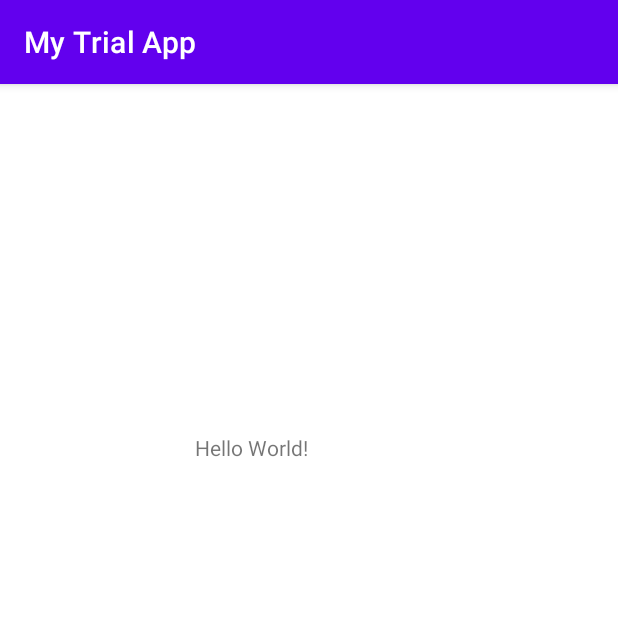
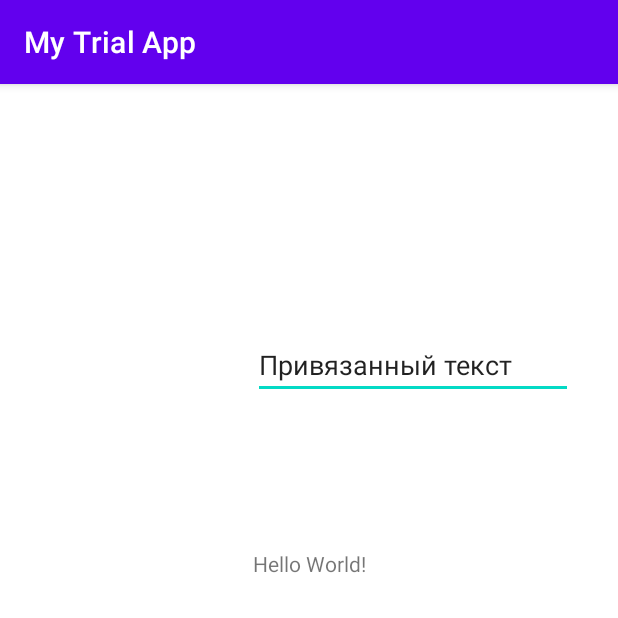
Before and after one commit to SergeyGrib74/My_Trial_App, an Android app: the screen it shows after launch (MainActivity), on a phone screen of 412 x 824 dp, the top half of it. Run offline under Robolectric (Android 15) with nearby library versions, the phone set to English and light mode, and no system bars.

Commit message:
Добавил привязанный текст

```diff
--- a/app/src/main/res/layout/activity_main.xml
+++ b/app/src/main/res/layout/activity_main.xml
@@ -7,14 +7,25 @@
     tools:context=".MainActivity">
 
     <TextView
+        android:id="@+id/textView"
         android:layout_width="wrap_content"
         android:layout_height="wrap_content"
         android:text="Hello World!"
         app:layout_constraintBottom_toBottomOf="parent"
-        app:layout_constraintHorizontal_bias="0.386"
         app:layout_constraintLeft_toLeftOf="parent"
         app:layout_constraintRight_toRightOf="parent"
         app:layout_constraintTop_toTopOf="parent"
-        app:layout_constraintVertical_bias="0.311" />
+        app:layout_constraintVertical_bias="0.414" />
+
+    <EditText
+        android:id="@+id/editTextTextPersonName"
+        android:layout_width="wrap_content"
+        android:layout_height="wrap_content"
+        android:layout_marginBottom="100dp"
+        android:ems="10"
+        android:inputType="textPersonName"
+        android:text="Привязанный текст"
+        app:layout_constraintBottom_toTopOf="@+id/textView"
+        app:layout_constraintStart_toStartOf="@+id/textView" />
 
 </androidx.constraintlayout.widget.ConstraintLayout>
```
